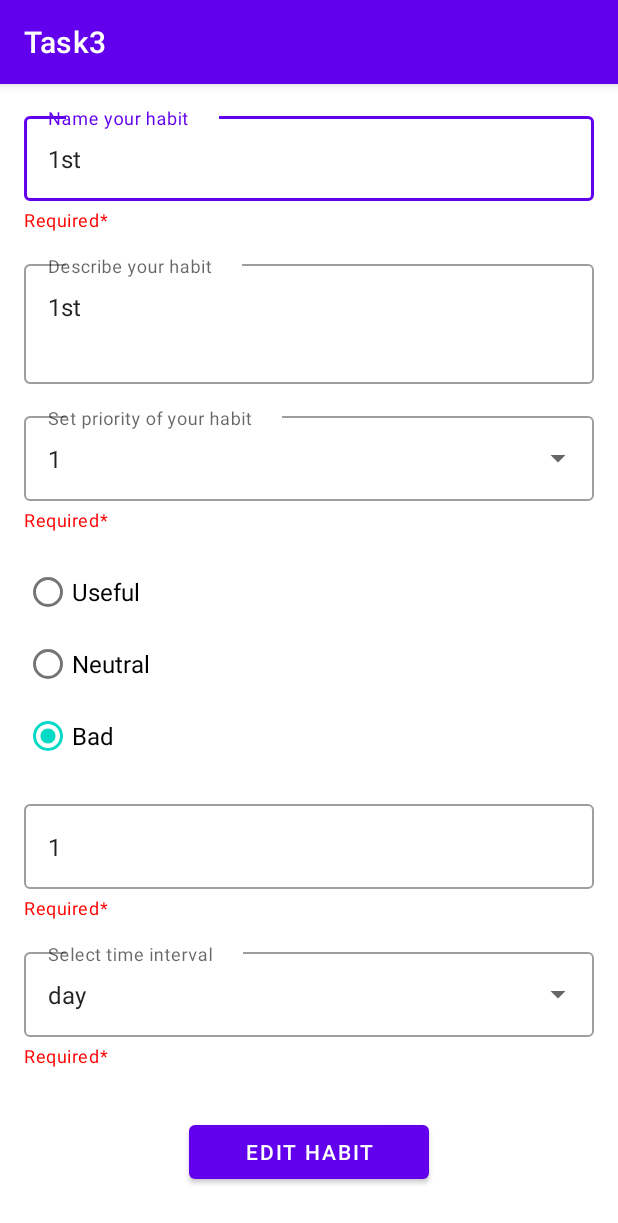
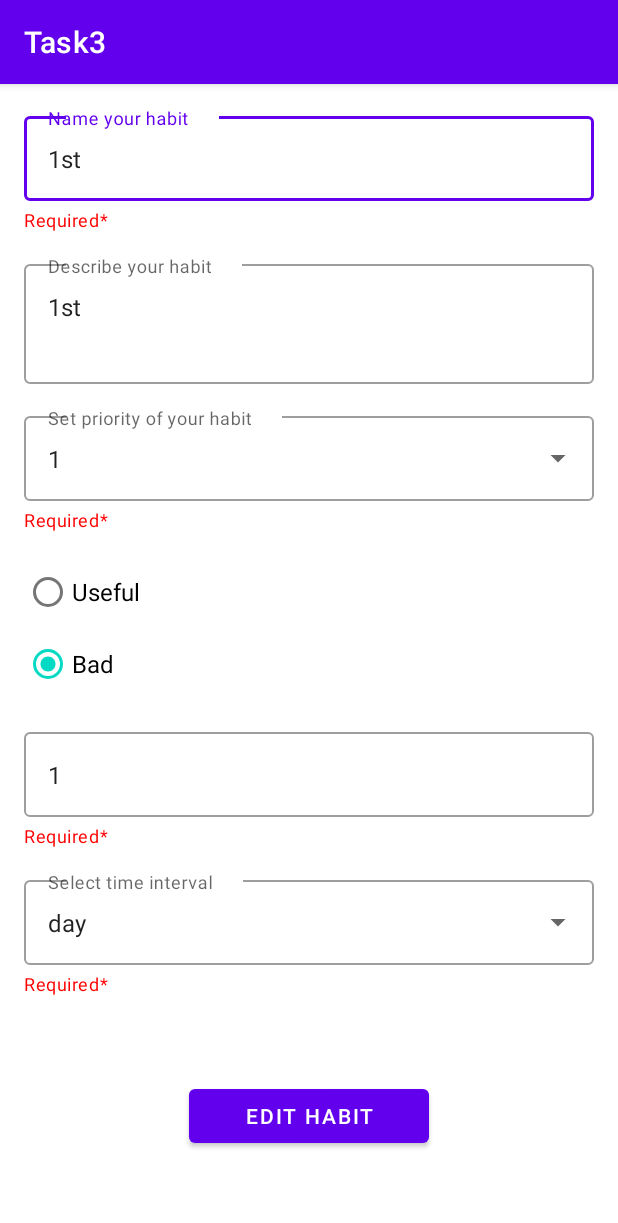
Before and after one commit to Ashuxtoff/HabitTrackerDoubleTapCourseAndroid, an Android app: the screen it shows after launch (HabitCreatingForm), after a tap on "Title", on a phone screen of 412 x 824 dp. Shown: the top 1223 px of the screen. Run offline under Robolectric (Android 15) with nearby library versions, the phone set to English and light mode, and no system bars.

Commit message:
Пофискил баг и убрал лишний тип

```diff
--- a/app/src/main/AndroidManifest.xml
+++ b/app/src/main/AndroidManifest.xml
@@ -10,7 +10,7 @@
         android:supportsRtl="true"
         android:theme="@style/Theme.Task3" >
         <activity
-            android:name=".activities.HabitsList"
+            android:name=".activities.MainActivity"
             android:exported="true">
 
             <intent-filter>
--- a/app/src/main/java/com/example/task3/activities/HabitCreatingForm.kt
+++ b/app/src/main/java/com/example/task3/activities/HabitCreatingForm.kt
@@ -25,7 +25,7 @@ class HabitCreatingForm : AppCompatActivity(), TextWatcher {
 
     private val priorities get() = resources.getStringArray(R.array.priorities)
     private val typesOfTimeInterval get() = TimeIntervalType.values().map { getString(it.resId) }
-    private var currentTypeId = 0
+    private var currentTypeId = R.string.usefulHabitKey
     private var currentTimeIntervalTypeId = -1
     private var resultCode = 0
 
@@ -49,10 +49,6 @@ class HabitCreatingForm : AppCompatActivity(), TextWatcher {
             count_of_events_input.hint = getString(R.string.hintEventsCountUseful)
         }
 
-        neutral_type_radiobutton.setOnClickListener {
-            currentTypeId = R.string.neutralHabitKey
-            count_of_events_input.hint = getString(R.string.hintEventsCountNeutral)
-        }
 
         bad_type_radiobutton.setOnClickListener {
             currentTypeId = R.string.badHabitKey
@@ -62,7 +58,33 @@ class HabitCreatingForm : AppCompatActivity(), TextWatcher {
         useful_type_radiobutton.isChecked = true
         count_of_events_input.hint = getString(R.string.hintEventsCountUseful)
 
-        resultCode = HabitsList.RESULT_CREATING_OK
+        resultCode = MainActivity.RESULT_CREATING_OK
+
+
+        if (intent.hasExtra(ID)) {
+            title_input.setText(intent.getStringExtra(TITLE))
+            description_input.setText(intent.getStringExtra(DESCRIPTION))
+            priority_input.setText(intent.getIntExtra(PRIORITY, -1).toString())
+            when (intent.getIntExtra(TYPE, -1)) {
+                R.string.usefulHabitKey -> {
+                    useful_type_radiobutton.isChecked = true
+                    currentTypeId = R.string.usefulHabitKey
+                }
+                R.string.badHabitKey -> {
+                    bad_type_radiobutton.isChecked = true
+                    currentTypeId = R.string.badHabitKey
+                }
+            }
+            count_of_events_input.setText(intent.getIntExtra(EVENTS_COUNT, 0).toString())
+            currentTimeIntervalTypeId = intent.getIntExtra(TIME_INTERVAL_TYPE, -1)
+            time_interval_input.setText(getString(currentTimeIntervalTypeId))
+
+            button.text = resources.getString(R.string.editButtonText)
+
+            resultCode = MainActivity.RESULT_EDITING_OK
+
+        }
+
 
         button.setOnClickListener {
 
@@ -76,11 +98,12 @@ class HabitCreatingForm : AppCompatActivity(), TextWatcher {
                 return@setOnClickListener
             }
 
-            val listIntent = Intent(this, HabitsList::class.java).apply {
+            val listIntent = Intent(this, MainActivity::class.java).apply {
                 val bundle = Bundle().apply {
-                    putExtra(TITLE, title) //todo вынести константы
+                    putExtra(TITLE, title)
                     putExtra(DESCRIPTION, description)
                     putExtra(PRIORITY, priorityString.toInt())
+                    val a = currentTypeId
                     putExtra(TYPE, currentTypeId)
                     putExtra(EVENTS_COUNT, countOfEventsString.toInt())
                     putExtra(TIME_INTERVAL_TYPE, currentTimeIntervalTypeId)
@@ -94,24 +117,6 @@ class HabitCreatingForm : AppCompatActivity(), TextWatcher {
             finish()
         }
 
-        if (intent.hasExtra(ID)) {
-            title_input.setText(intent.getStringExtra(TITLE))
-            description_input.setText(intent.getStringExtra(DESCRIPTION))
-            priority_input.setText(intent.getIntExtra(PRIORITY, -1).toString())
-            when (intent.getIntExtra(TYPE, -1)) {
-                R.string.usefulHabitKey -> useful_type_radiobutton.isChecked = true
-                R.string.neutralHabitKey -> neutral_type_radiobutton.isChecked = true
-                R.string.badHabitKey -> bad_type_radiobutton.isChecked = true
-            }
-            count_of_events_input.setText(intent.getIntExtra(EVENTS_COUNT, 0).toString())
-            currentTimeIntervalTypeId = intent.getIntExtra(TIME_INTERVAL_TYPE, -1)
-            time_interval_input.setText(getString(currentTimeIntervalTypeId))
-
-            button.text = resources.getString(R.string.editButtonText)
-
-            resultCode = HabitsList.RESULT_EDITING_OK
-
-        }
     }
 
     override fun beforeTextChanged(p0: CharSequence?, p1: Int, p2: Int, p3: Int) {
--- a/app/src/main/java/com/example/task3/activities/HabitsList.kt
+++ b/app/src/main/java/com/example/task3/activities/MainActivity.kt
@@ -14,7 +14,7 @@ import kotlinx.android.synthetic.main.habit_list.*
 
 
 
-class HabitsList : AppCompatActivity(), OnItemClickListener {
+class MainActivity : AppCompatActivity(), OnItemClickListener {
 
     private var habits : MutableList<Habit> = mutableListOf()
 
@@ -46,7 +46,7 @@ class HabitsList : AppCompatActivity(), OnItemClickListener {
             Habit("1st", "1st", 1, HabitType.USEFUL, 1, TimeIntervalType.DAYS)
         )
         habits.add(
-            Habit("2nd", "2nd", 2, HabitType.NEUTRAL, 2, TimeIntervalType.WEEKS)
+            Habit("2nd", "2nd", 2, HabitType.USEFUL, 2, TimeIntervalType.WEEKS)
         )
         habits.add(
             Habit("3rd", "3rd", 3, HabitType.BAD, 3, TimeIntervalType.MONTHS)
--- a/app/src/main/java/com/example/task3/objects/HabitType.kt
+++ b/app/src/main/java/com/example/task3/objects/HabitType.kt
@@ -4,7 +4,6 @@ import com.example.task3.R
 
 enum class HabitType(val resId : Int) {
     BAD(R.string.usefulHabitKey),
-    NEUTRAL(R.string.neutralHabitKey),
     USEFUL(R.string.badHabitKey);
 
     companion object {
--- a/app/src/main/res/layout/habit_form.xml
+++ b/app/src/main/res/layout/habit_form.xml
@@ -73,11 +73,6 @@
             android:textSize="16sp"
             style="@style/formFieldsBasicParameters"/>
 
-        <RadioButton
-            android:id="@+id/neutral_type_radiobutton"
-            android:text="@string/neutralRadiobuttonName"
-            android:textSize="16sp"
-            style="@style/formFieldsBasicParameters"/>
 
         <RadioButton
             android:id="@+id/bad_type_radiobutton"
--- a/app/src/main/res/layout/habit_list.xml
+++ b/app/src/main/res/layout/habit_list.xml
@@ -6,7 +6,7 @@
     android:layout_width="match_parent"
     android:layout_height="match_parent"
     android:background="#EEEEEE"
-    tools:context=".activities.HabitsList">
+    tools:context=".activities.MainActivity">
 
     <androidx.recyclerview.widget.RecyclerView
         android:id="@+id/recycler_habits"
--- a/app/src/main/res/values/strings.xml
+++ b/app/src/main/res/values/strings.xml
@@ -14,19 +14,16 @@
     <string name="hintDescription">Describe your habit</string>
     <string name="hintPriority">Set priority of your habit</string>
     <string name="hintEventsCountUseful">How many times do you want to do it?</string>
-    <string name="hintEventsCountNeutral">How many times do you do it?</string>
     <string name="hintEventsCountBad">What is the limit of this for you?</string>
     <string name="hintTypeOfTimeInterval">Select time interval</string>
 
     <string name="usefulRadiobuttonName">Useful</string>
-    <string name="neutralRadiobuttonName">Neutral</string>
     <string name="badRadiobuttonName">Bad</string>
 
     <string name="addButtonText">Add habit</string>
     <string name="editButtonText">Edit habit</string>
 
     <string name="usefulHabitKey">Useful</string>
-    <string name="neutralHabitKey">Neutral</string>
     <string name="badHabitKey">Bad</string>
 
     <string name="hourTimeIntervalKey">hour</string>
```
